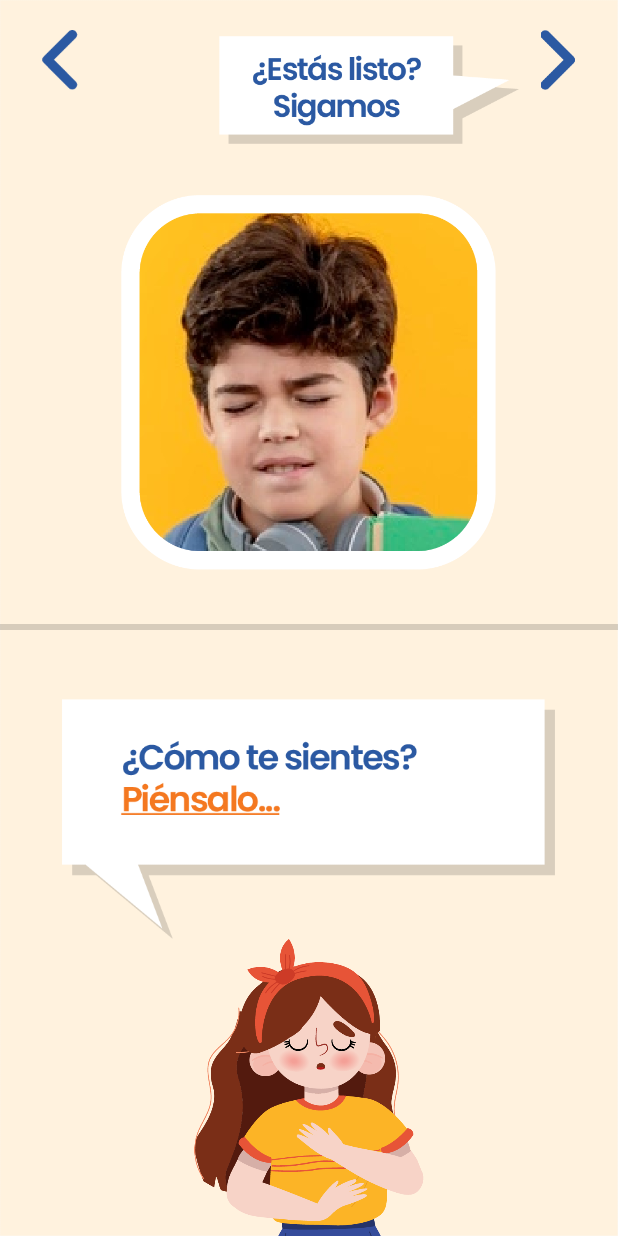
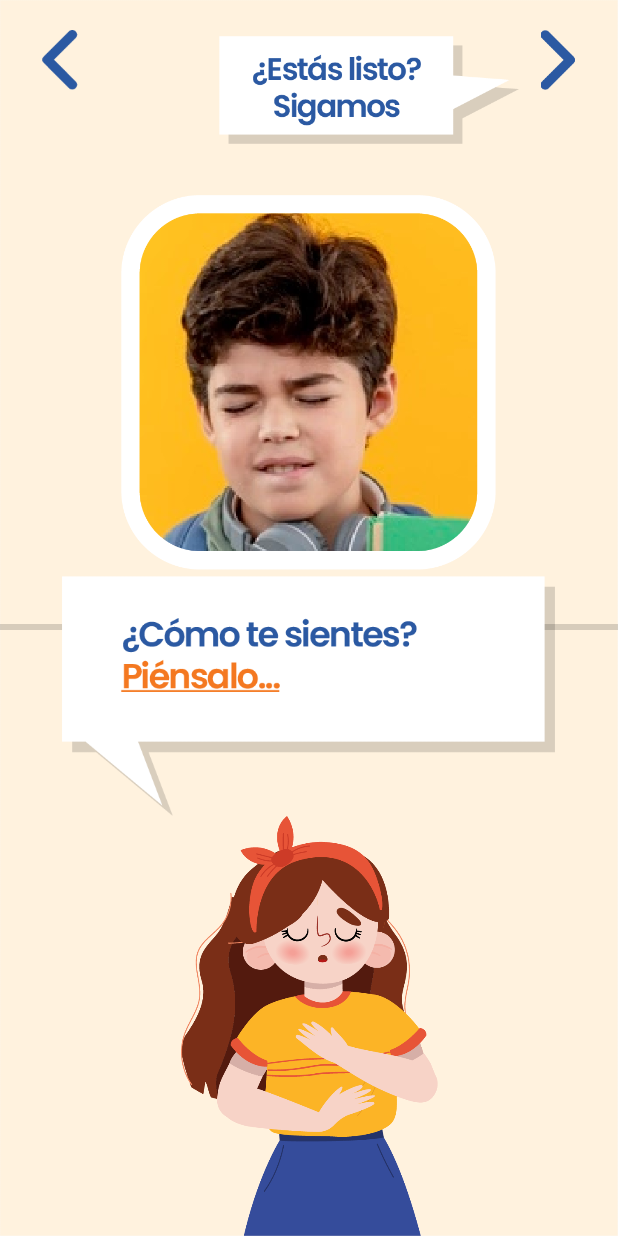
Before and after one commit to Dreckor/Milugarsegurodigital, an Android app: the how_do_you_feel screen opened directly, with no data from a screen before it, on a phone screen of 412 x 824 dp. Run offline under Robolectric (Android 15) with nearby library versions, the phone set to English and light mode, and no system bars.

Commit message:
25 de enero, correción al layout de 2 actividades y añadida la actividad de dibujo

```diff
--- a/app/src/main/res/layout/activity.xml
+++ b/app/src/main/res/layout/activity.xml
@@ -1,7 +1,7 @@
 <?xml version="1.0" encoding="utf-8"?>
 <RelativeLayout xmlns:android="http://schemas.android.com/apk/res/android"
     android:orientation="vertical" android:layout_width="250dp"
-    android:layout_height="280dp"
+    android:layout_height="300dp"
     android:background="@drawable/background_selector"
     >
 
--- a/app/src/main/res/layout/activity_how_do_you_feel.xml
+++ b/app/src/main/res/layout/activity_how_do_you_feel.xml
@@ -1,4 +1,9 @@
 <?xml version="1.0" encoding="utf-8"?>
+<RelativeLayout
+    xmlns:android="http://schemas.android.com/apk/res/android"
+    android:id="@+id/top"
+    android:layout_width="match_parent"
+    android:layout_height="match_parent">
 <LinearLayout xmlns:android="http://schemas.android.com/apk/res/android"
     xmlns:app="http://schemas.android.com/apk/res-auto"
     xmlns:tools="http://schemas.android.com/tools"
@@ -35,7 +40,13 @@
         android:layout_width="match_parent"
         android:layout_height="wrap_content"
         />
-
+    </LinearLayout>
+    <LinearLayout
+        android:layout_width="wrap_content"
+        android:layout_height="wrap_content"
+        android:gravity="bottom|center"
+        android:orientation="vertical"
+        android:layout_alignParentBottom="true">
     <ImageView
         android:id="@+id/breath_desc"
         android:layout_width="350dp"
@@ -47,12 +58,13 @@
 
     <ImageView
         android:id="@+id/bf1"
-        android:layout_width="400dp"
-        android:layout_height="250dp"
+        android:layout_width="430dp"
+        android:layout_height="280dp"
         android:layout_marginTop="0dp"
         android:layout_marginRight="0dp"
         android:layout_marginBottom="0dp"
         android:contentDescription="@string/before_start"
         android:src="@mipmap/recurso_40mdpi"></ImageView>
 
-</LinearLayout>
+    </LinearLayout>
+</RelativeLayout>
```
Also changed, not shown: app/src/main/java/com/escole/milugarsegurodigital/final_solution_choose.java (+51 -2 lines), app/src/main/res/layout/activity_breath.xml (+15 -2 lines).
